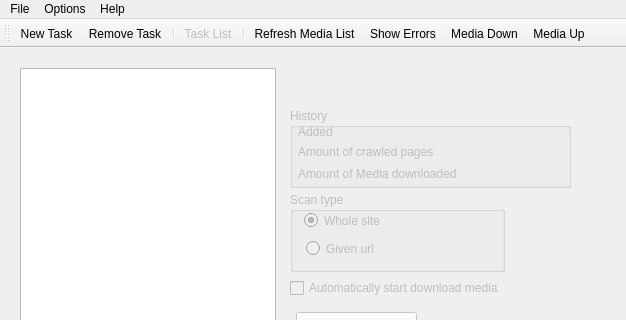
Old version of the form ui/mediasitedownloder.ui in the repository pussbb/QMediaSiteDownloader; both pictures show x 0 to 626 and y 0 to 320 of the 626 by 461 pixel window.
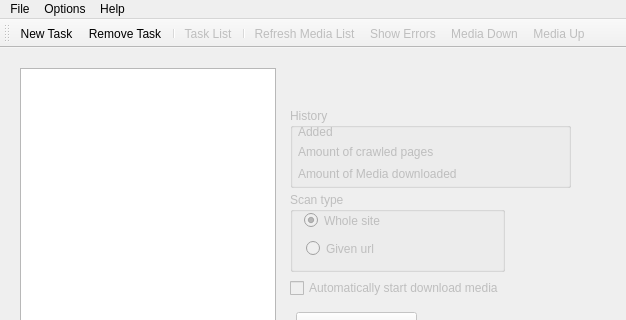
New version of the form. Icons and pictures are not drawn.

Diff of the .ui file:
```diff
--- a/ui/mediasitedownloder.ui
+++ b/ui/mediasitedownloder.ui
@@ -728,6 +728,9 @@
    </property>
   </action>
   <action name="actionRefresh_Media_List">
+   <property name="enabled">
+    <bool>false</bool>
+   </property>
    <property name="icon">
     <iconset resource="../resource/qmsd_main.qrc">
      <normaloff>:/toolbar/Refresh.png</normaloff>:/toolbar/Refresh.png</iconset>
@@ -737,6 +740,9 @@
    </property>
   </action>
   <action name="actionShow_Errors">
+   <property name="enabled">
+    <bool>false</bool>
+   </property>
    <property name="icon">
     <iconset resource="../resource/qmsd_main.qrc">
      <normaloff>:/toolbar/error</normaloff>:/toolbar/error</iconset>
@@ -746,6 +752,9 @@
    </property>
   </action>
   <action name="actionMedia_down">
+   <property name="enabled">
+    <bool>false</bool>
+   </property>
    <property name="icon">
     <iconset resource="../resource/qmsd_main.qrc">
      <normaloff>:/toolbar/Arrow-Down.png</normaloff>:/toolbar/Arrow-Down.png</iconset>
@@ -755,6 +764,9 @@
    </property>
   </action>
   <action name="actionMedia_Up">
+   <property name="enabled">
+    <bool>false</bool>
+   </property>
    <property name="icon">
     <iconset resource="../resource/qmsd_main.qrc">
      <normaloff>:/toolbar/Arrow-Up.png</normaloff>:/toolbar/Arrow-Up.png</iconset>
```
Left out of the diff: 5 changed lines with no effect on the pictures.
